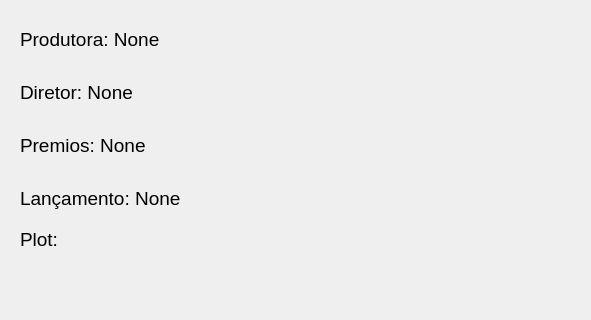
Above: gui/mainwindow.ui from Mathe13/movie_search before the change; both pictures show x 0 to 591 and y 180 to 500 of the 783 by 500 pixel window. Below: the same form after it.
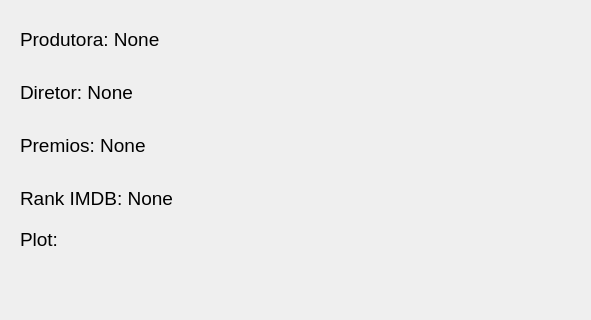
That is the form after the change. Icons and pictures are not drawn.

What changed in the file:
```diff
--- a/gui/mainwindow.ui
+++ b/gui/mainwindow.ui
@@ -124,7 +124,7 @@
      <item>
       <widget class="QLabel" name="lancamento">
        <property name="text">
-        <string>&lt;html&gt;&lt;head/&gt;&lt;body&gt;&lt;p&gt;&lt;span style=&quot; font-size:14pt;&quot;&gt;Lançamento: None&lt;/span&gt;&lt;/p&gt;&lt;/body&gt;&lt;/html&gt;</string>
+        <string>&lt;html&gt;&lt;head/&gt;&lt;body&gt;&lt;p&gt;&lt;span style=&quot; font-size:14pt;&quot;&gt;Rank IMDB: None&lt;/span&gt;&lt;/p&gt;&lt;/body&gt;&lt;/html&gt;</string>
        </property>
       </widget>
      </item>
```
Left out of the diff: 14 changed lines with no effect on the pictures.
